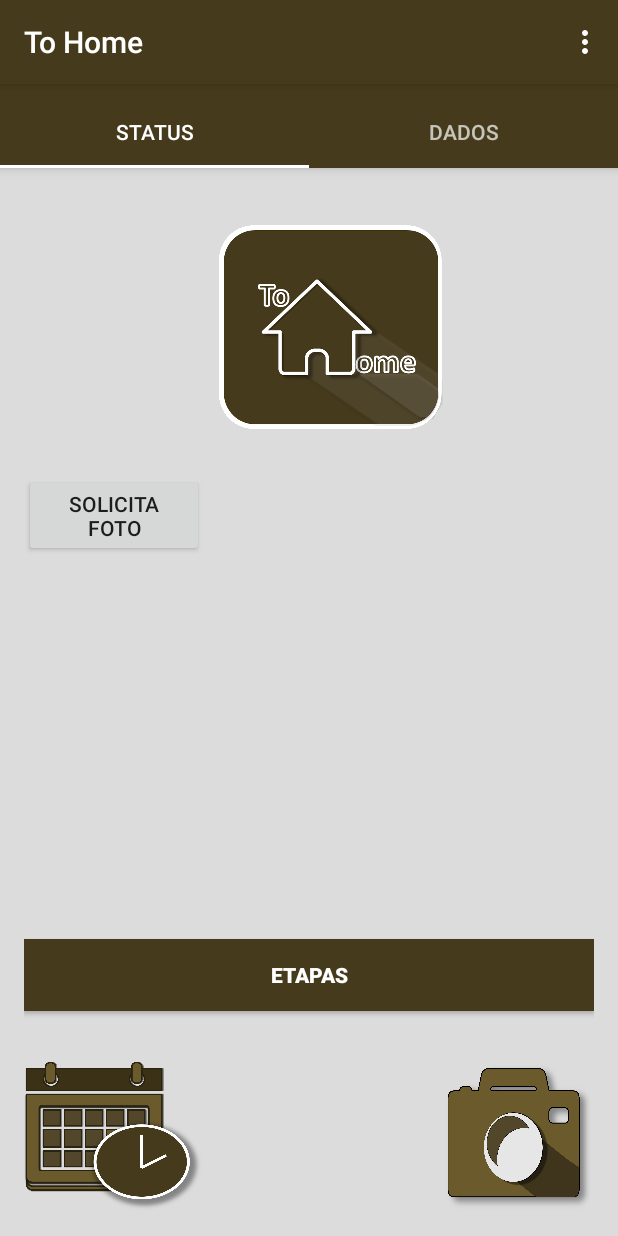
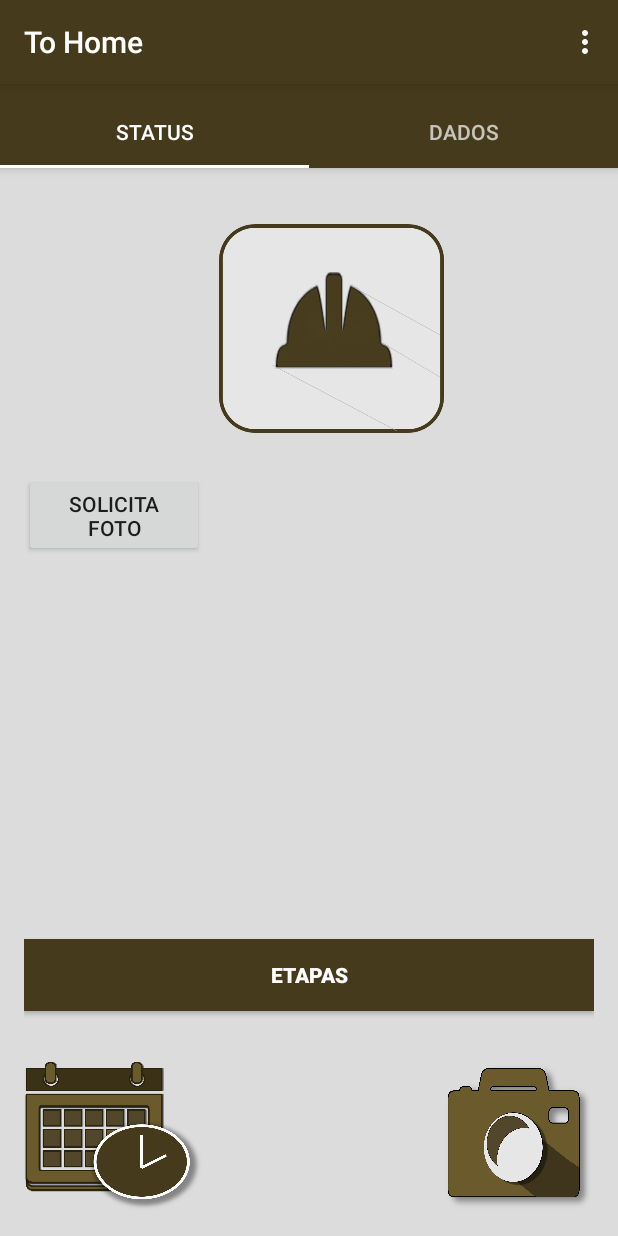
Before and after one commit to RicardoFernandesSouza/TCC-ANDROID-RESPONSAVEL, an Android app: the MainActivity screen opened directly, with no data from a screen before it, on a phone screen of 412 x 824 dp. Run offline under Robolectric (Android 15) with nearby library versions, the phone set to English and light mode, and no system bars; 1 statement that could not run was skipped.

Commit message:
ícone do aplicativo atualizado

```diff
--- a/app/src/main/AndroidManifest.xml
+++ b/app/src/main/AndroidManifest.xml
@@ -11,7 +11,7 @@
     <application
         android:name="com.example.ricardofernandes.tohomeresponsavel.app.AppController"
         android:allowBackup="true"
-        android:icon="@mipmap/logo_v_2_0"
+        android:icon="@mipmap/logo_v_1_0"
         android:label="@string/app_name"
         android:supportsRtl="true"
         android:theme="@style/AppTheme">
--- a/app/src/main/res/layout/tab2status.xml
+++ b/app/src/main/res/layout/tab2status.xml
@@ -11,7 +11,7 @@
 
     <ImageView
         android:layout_height="150dp"
-        app:srcCompat="@mipmap/logo_v_2_0"
+        app:srcCompat="@mipmap/logo_v_1_0"
         android:id="@+id/imageView3"
         android:layout_width="150dp"
         android:layout_marginTop="16dp"
```
Also changed, not shown: app/src/main/res/logo_v_1_0.png (added), app/src/main/res/mipmap-hdpi/logo_v_1_0.png (added).
